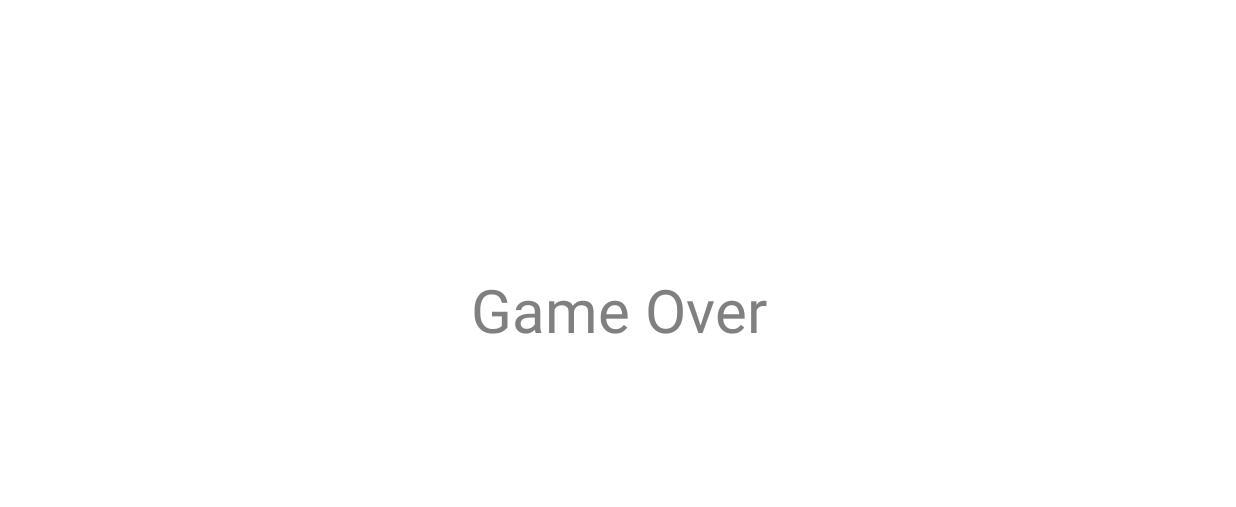
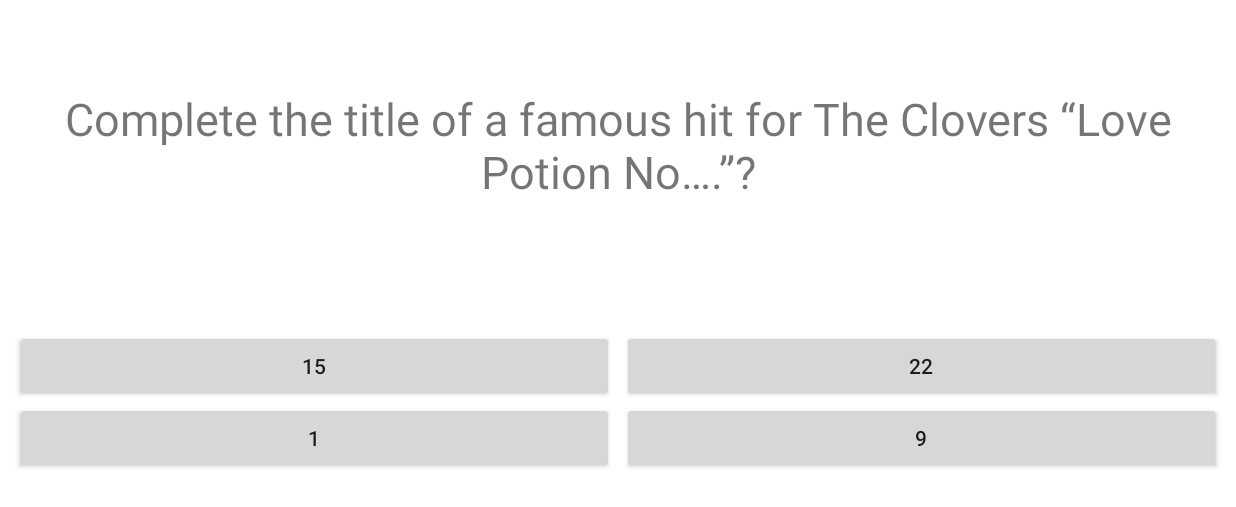
Before and after one commit to FI-Aquacrest/FullStack-Quiz, an Android app: the GameActivity screen opened directly, with no data from a screen before it, after a tap on "Amir Khan", on a phone screen of 824 x 412 dp (held sideways). Shown: the top 507 px of the screen. Run offline under Robolectric (Android 15) with nearby library versions, the phone set to English and light mode, and no system bars; 1 other tap on this screen came first.

Commit message:
Improve question handling and add more questions
The questions are now handled in a LinkedList and shuffled rather than searched through for each question using Math.random().

```diff
--- a/app/src/main/java/fi/tuni/fullstack_quiz/GameActivity.java
+++ b/app/src/main/java/fi/tuni/fullstack_quiz/GameActivity.java
@@ -10,12 +10,13 @@
 import android.widget.Button;
 import android.widget.TextView;
 import java.util.ArrayList;
+import java.util.Collections;
+import java.util.LinkedList;
 
 public class GameActivity extends Activity {
-    Question[] questions;
+    LinkedList<Question> questions = new LinkedList<>();
     Question currentQuestion;
     ArrayList<Question> askedQuestions = new ArrayList<>();
-    int answeredQuestions = 0;
     boolean gameEnd = false;
 
     private SoundPool soundPool;
@@ -37,24 +38,37 @@
     }
 
     public void generateQuestions() {
-        questions = new Question[]{
-                new Question("Which British boxer is nicknamed ‘King Khan’?",
-                        new String[]{"Amir Khan", "John Doe", "Mary Jones", "Jack Sparrow"}, 0),
-                new Question("Complete the title of a famous hit for The Clovers “Love Potion No….”?",
-                        new String[]{"15", "22", "1", "9"}, 3)
-        };
+        questions.add(new Question("Which British boxer is nicknamed ‘King Khan’?",
+                        new String[]{"Amir Khan", "John Adams", "Joseph McCarthy", "Ben Summers"}, 0));
+        questions.add(new Question("Complete the title of a famous hit for The Clovers “Love Potion No….”?",
+                        new String[]{"15", "22", "1", "9"}, 3));
+        questions.add(new Question("In which English city is Meadowhall Railway Station?",
+                new String[]{"Bristol", "Wells", "Sheffield", "Oxford"}, 2));
+        questions.add(new Question("Who became quizmaster of the BBC’s ‘University Challenge’ in 1994?",
+                new String[]{"Theresa Lemaire", "Jeremy Paxman", "Louis Myers", "Gregory Dykes"}, 1));
+        questions.add(new Question("David Lloyd George was British Prime Minister during the reign of which monarch?",
+                new String[]{"Henry VIII", "Elizabeth I", "George V", "James II"}, 2));
+        questions.add(new Question("In which 2000 film starring Jude Law does former boxer Ricky Grover make a cameo appearance?",
+                new String[]{"Cast Away", "Love, Honour and Obey", "What Lies Beneath", "The Big Tease"}, 1));
+        questions.add(new Question("The Belgian beer ‘Kriek’ is flavoured with which fruit?",
+                new String[]{"Citrus", "Banana", "Cherry", "Pineapple"}, 2));
+        questions.add(new Question("In the game of ‘Connect Four’, how many counters must a player get in a row to win a game?",
+                new String[]{"3", "8", "40", "4"}, 3));
+        questions.add(new Question("The 18th Century Convention of Kanagawa was a ‘Treaty of Amity and Friendship’ between Japan and which other country?",
+                new String[]{"United States", "France", "Russia", "United Kingdom"}, 0));
+        questions.add(new Question("In computing, how many bits are in one byte?",
+                new String[]{"32", "8", "16", "64"}, 1));
 
+        Collections.shuffle(questions);
         askQuestion();
     }
 
     public void askQuestion() {
-        do {
-            int random = (int) (Math.random() * questions.length);
-            currentQuestion = questions[random];
-        } while (askedQuestions.contains(currentQuestion) && answeredQuestions < questions.length);
-
-        if (answeredQuestions == questions.length) {
+        if (questions.isEmpty()) {
             endGame();
+        } else {
+            currentQuestion = questions.getFirst();
+            questions.remove(currentQuestion);
         }
 
         askedQuestions.add(currentQuestion);
@@ -82,8 +96,6 @@
     }
 
     public void answerQuestion(View v) {
-        answeredQuestions++;
-
         Button answer1 = findViewById(R.id.answer1);
         answer1.setClickable(false);
 
```
